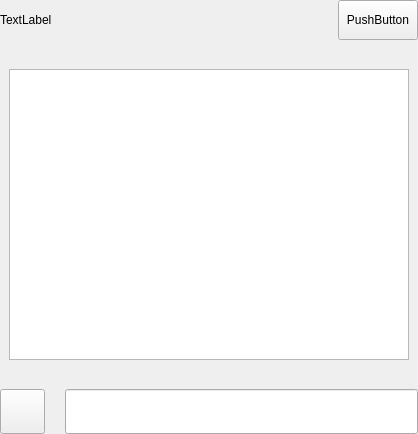
The window that src/qt/vitae/settings/forms/settingsconsolewidget.ui (VitaeTeam/Vitae) describes before a commit, drawn with Qt 5.
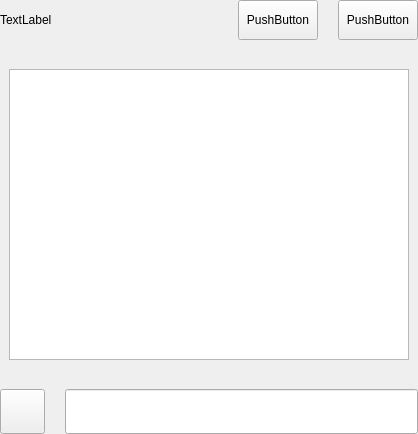
The same window after the commit.

Commit message: send custom fee checkbox events.

```diff
--- a/src/qt/vitae/settings/forms/settingsconsolewidget.ui
+++ b/src/qt/vitae/settings/forms/settingsconsolewidget.ui
@@ -52,7 +52,7 @@
         <item>
          <layout class="QHBoxLayout" name="horizontalLayout_3">
           <property name="spacing">
-           <number>0</number>
+           <number>20</number>
           </property>
           <item>
            <widget class="QLabel" name="labelTitle">
@@ -74,6 +74,19 @@
             </property>
            </spacer>
           </item>
+          <item>
+           <widget class="QPushButton" name="pushButtonOpenDebug">
+            <property name="minimumSize">
+             <size>
+              <width>0</width>
+              <height>40</height>
+             </size>
+            </property>
+            <property name="text">
+             <string>PushButton</string>
+            </property>
+           </widget>
+          </item>
           <item>
            <widget class="QPushButton" name="pushButtonCommandOptions">
             <property name="minimumSize">
```
The commit also changes 6 other files.
